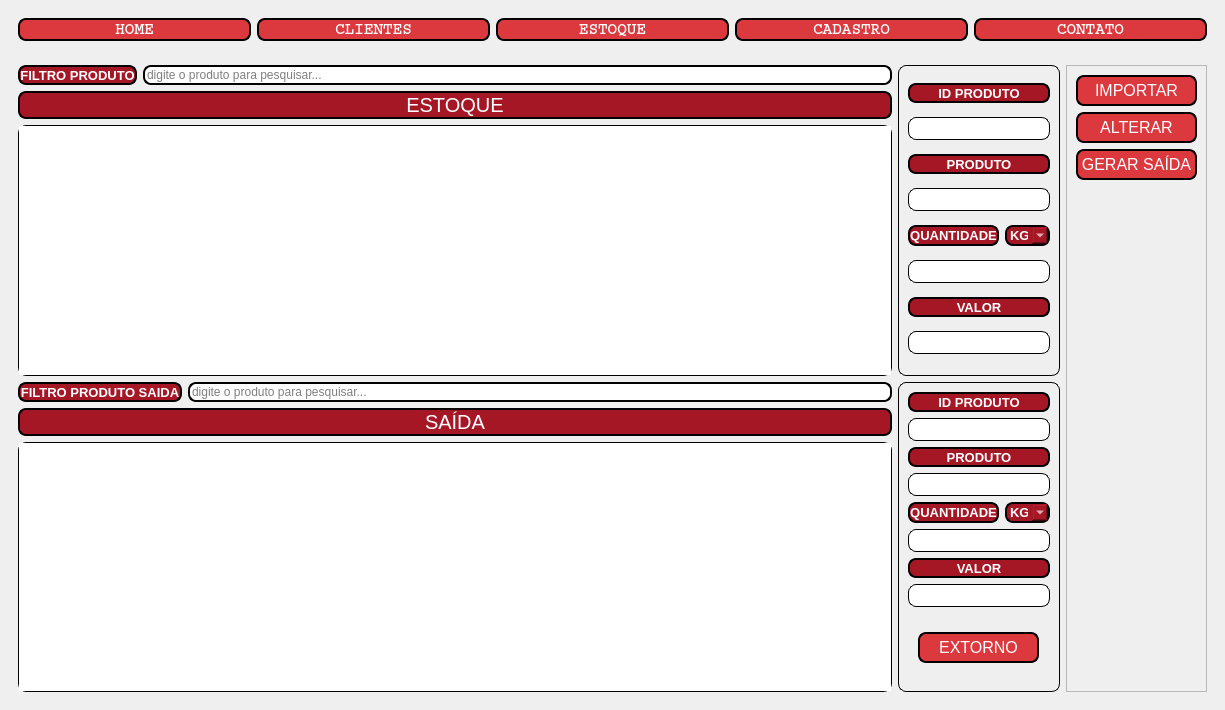
This is Projeto_Estoque/MainWindown.ui in DouglasAVSantos/Estoque as Qt 5 draws it before an edit. The edited form follows.
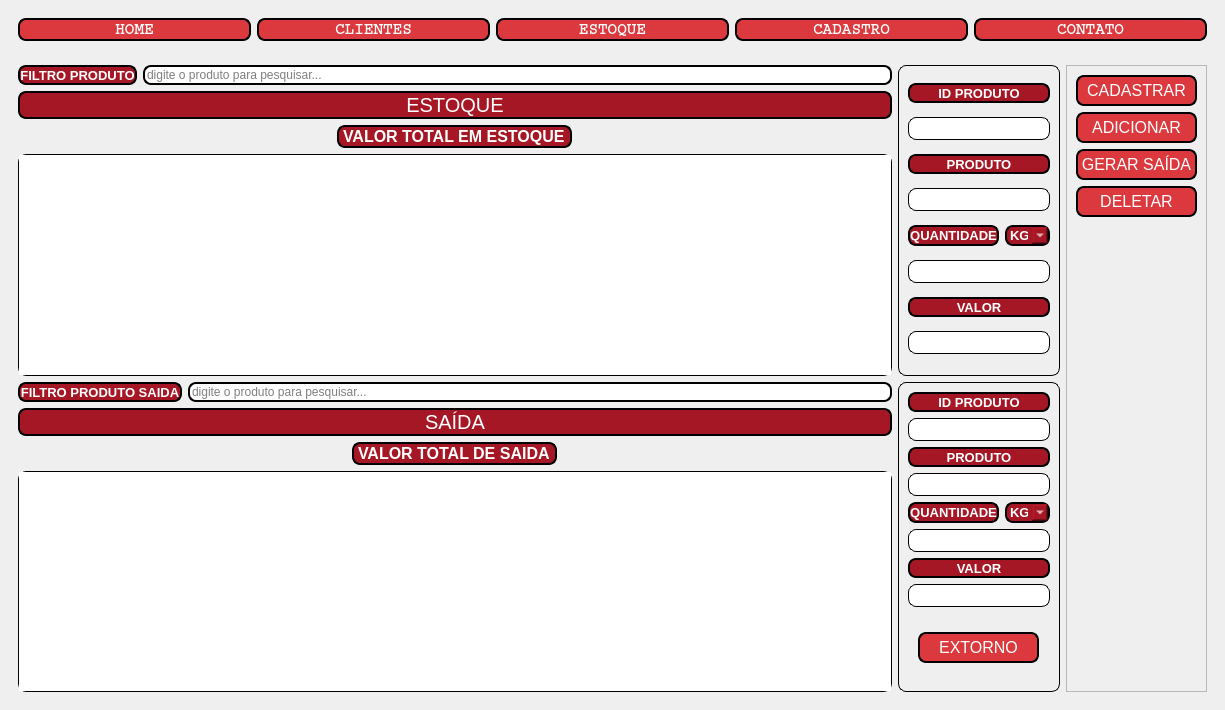
This is the edited form. The open tabs and pages were chosen to show the change. Icons and pictures are not drawn.

Patch:
```diff
--- a/Projeto_Estoque/MainWindown.ui
+++ b/Projeto_Estoque/MainWindown.ui
@@ -464,7 +464,7 @@
       <widget class="QWidget" name="estoque">
        <layout class="QVBoxLayout" name="verticalLayout_34">
         <item>
-         <layout class="QHBoxLayout" name="horizontalLayout_19">
+         <layout class="QHBoxLayout" name="horizontalLayout_21">
           <item>
            <layout class="QVBoxLayout" name="verticalLayout_26">
             <item>
@@ -514,10 +514,48 @@
             <item>
              <layout class="QVBoxLayout" name="verticalLayout_20">
               <item>
-               <widget class="QLabel" name="label_3">
+               <layout class="QHBoxLayout" name="horizontalLayout_20">
+                <item>
+                 <widget class="QLabel" name="label_3">
+                  <property name="font">
+                   <font>
+                    <pointsize>15</pointsize>
+                   </font>
+                  </property>
+                  <property name="styleSheet">
+                   <string notr="true">background-color: rgb(166, 23, 38);
+border-radius: 8px;
+color: rgb(255, 255, 255);
+border-width: 2px;
+border-color: black;
+border-style: solid;
+display: inline-block;</string>
+                  </property>
+                  <property name="text">
+                   <string>ESTOQUE</string>
+                  </property>
+                  <property name="alignment">
+                   <set>Qt::AlignCenter</set>
+                  </property>
+                 </widget>
+                </item>
+               </layout>
+              </item>
+              <item alignment="Qt::AlignHCenter">
+               <widget class="QLabel" name="label_estoque">
+                <property name="sizePolicy">
+                 <sizepolicy hsizetype="Maximum" vsizetype="Preferred">
+                  <horstretch>0</horstretch>
+                  <verstretch>0</verstretch>
+                 </sizepolicy>
+                </property>
                 <property name="font">
                  <font>
-                  <pointsize>15</pointsize>
+                  <pointsize>12</pointsize>
+                  <weight>75</weight>
+                  <bold>true</bold>
+                  <underline>false</underline>
+                  <strikeout>false</strikeout>
                  </font>
                 </property>
                 <property name="styleSheet">
@@ -530,10 +568,13 @@
 display: inline-block;</string>
                 </property>
                 <property name="text">
-                 <string>ESTOQUE</string>
+                 <string>VALOR TOTAL EM ESTOQUE</string>
                 </property>
-                <property name="alignment">
-                 <set>Qt::AlignCenter</set>
+                <property name="textFormat">
+                 <enum>Qt::PlainText</enum>
+                </property>
+                <property name="scaledContents">
+                 <bool>false</bool>
                 </property>
                </widget>
               </item>
@@ -610,10 +651,46 @@
             <item>
              <layout class="QVBoxLayout" name="verticalLayout_4">
               <item>
-               <widget class="QLabel" name="label_2">
+               <layout class="QHBoxLayout" name="horizontalLayout_19">
+                <item>
+                 <widget class="QLabel" name="label_2">
+                  <property name="font">
+                   <font>
+                    <pointsize>15</pointsize>
+                   </font>
+                  </property>
+                  <property name="styleSheet">
+                   <string notr="true">background-color: rgb(166, 23, 38);
+border-radius: 8px;
+color: rgb(255, 255, 255);
+border-width: 2px;
+border-color: black;
+border-style: solid;
+display: inline-block;</string>
+                  </property>
+                  <property name="text">
+                   <string>SAÍDA</string>
+                  </property>
+                  <property name="alignment">
+                   <set>Qt::AlignCenter</set>
+                  </property>
+                 </widget>
+                </item>
+               </layout>
+              </item>
+              <item alignment="Qt::AlignHCenter">
+               <widget class="QLabel" name="label_saida">
+                <property name="sizePolicy">
+                 <sizepolicy hsizetype="Maximum" vsizetype="Preferred">
+                  <horstretch>0</horstretch>
+                  <verstretch>0</verstretch>
+                 </sizepolicy>
+                </property>
                 <property name="font">
                  <font>
-                  <pointsize>15</pointsize>
+                  <pointsize>12</pointsize>
+                  <weight>75</weight>
+                  <bold>true</bold>
                  </font>
                 </property>
                 <property name="styleSheet">
@@ -626,10 +703,7 @@
 display: inline-block;</string>
                 </property>
                 <property name="text">
-                 <string>SAÍDA</string>
-                </property>
-                <property name="alignment">
-                 <set>Qt::AlignCenter</set>
+                 <string>VALOR TOTAL DE SAIDA</string>
                 </property>
                </widget>
               </item>
@@ -1260,7 +1334,7 @@
 }</string>
                </property>
                <property name="text">
-                <string>IMPORTAR</string>
+                <string>CADASTRAR</string>
                </property>
               </widget>
              </item>
@@ -1310,7 +1384,7 @@
 }</string>
                </property>
                <property name="text">
-                <string>ALTERAR</string>
+                <string>ADICIONAR</string>
                </property>
               </widget>
              </item>
@@ -1362,6 +1436,54 @@
                </property>
               </widget>
              </item>
+             <item>
+              <widget class="QPushButton" name="bt_deletar_produto">
+               <property name="minimumSize">
+                <size>
+                 <width>121</width>
+                 <height>31</height>
+                </size>
+               </property>
+               <property name="maximumSize">
+                <size>
+                 <width>121</width>
+                 <height>31</height>
+                </size>
+               </property>
+               <property name="font">
+                <font>
+                 <pointsize>12</pointsize>
+                </font>
+               </property>
+               <property name="cursor">
+                <cursorShape>PointingHandCursor</cursorShape>
+               </property>
+               <property name="styleSheet">
+                <string notr="true">QPushButton{
+
+background-color: rgb(219, 57, 62);
+border-radius: 8px;
+color: rgb(255, 255, 255);
+border-width: 2px;
+border-color: black;
+border-style: solid;
+display: inline-block;
+}
+
+QPushButton:hover{
+
+	
+	background-color: rgb(77, 11, 17);
+	
+	color: rgb(255, 255, 255);
+
+}</string>
+               </property>
+               <property name="text">
+                <string>DELETAR</string>
+               </property>
+              </widget>
+             </item>
              <item>
               <spacer name="verticalSpacer">
                <property name="orientation">
```
